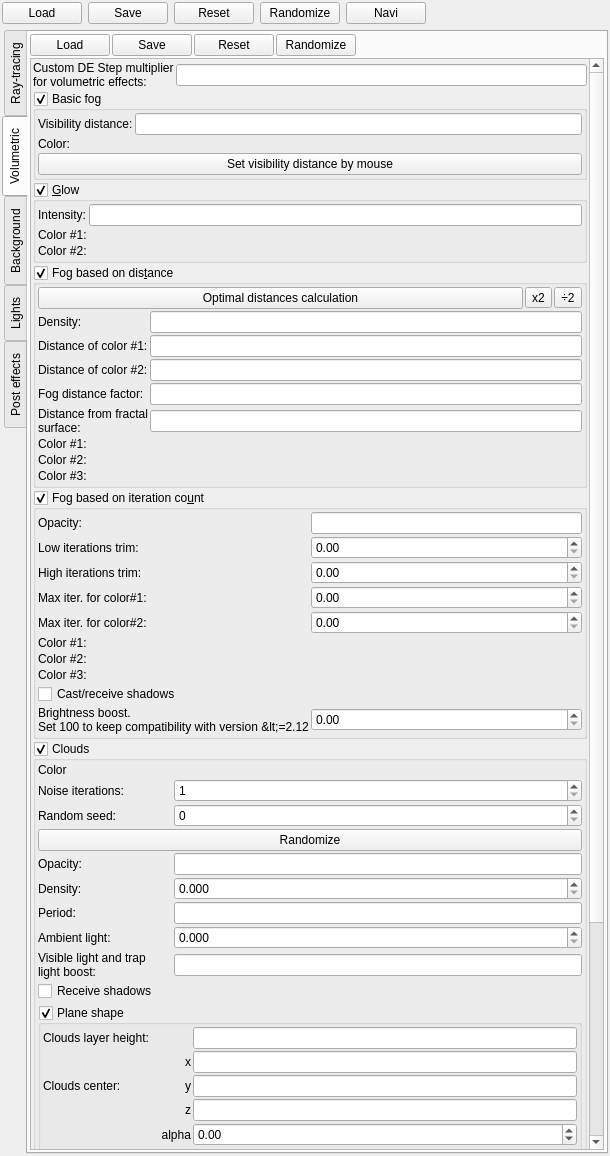
buddhi1980/mandelbulber2, file mandelbulber2/qt/dock_effects.ui: the form before one commit.
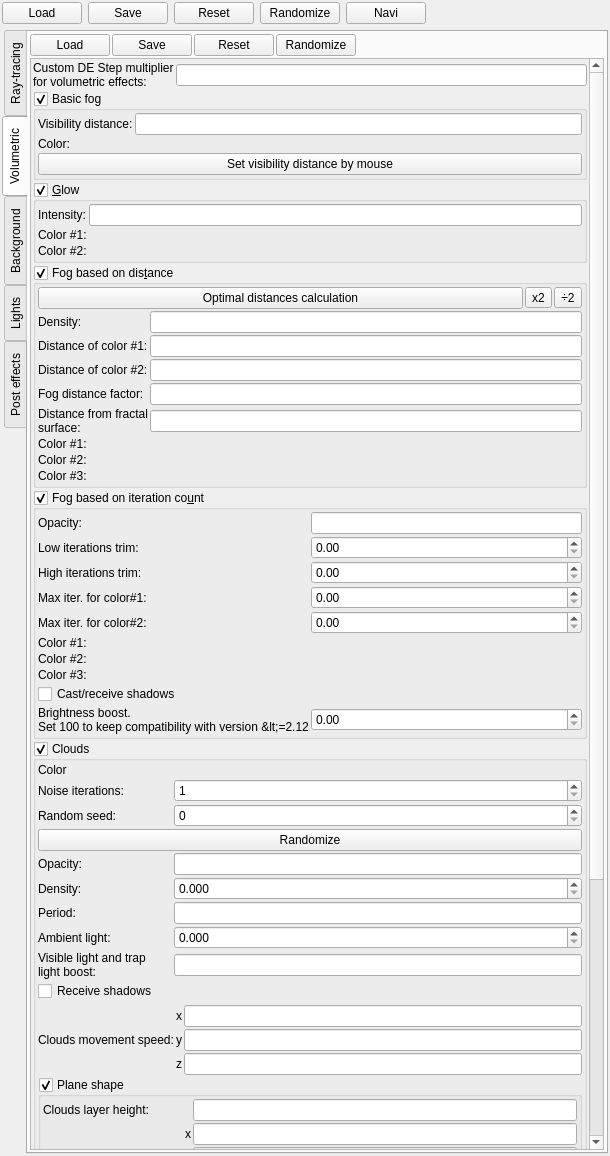
The form after the commit. The open tabs and pages were chosen to show the change. Icons and pictures are not drawn. Custom widgets are drawn as their Qt base class.

Commit message: Added cloud speed animation parameter and envolving of clouds shape in animation

What changed in the file:
```diff
--- a/mandelbulber2/qt/dock_effects.ui
+++ b/mandelbulber2/qt/dock_effects.ui
@@ -1257,8 +1257,8 @@
            <rect>
             <x>0</x>
             <y>0</y>
-            <width>267</width>
-            <height>1427</height>
+            <width>553</width>
+            <height>1486</height>
            </rect>
           </property>
           <layout class="QVBoxLayout" name="verticalLayout_35">
@@ -2171,6 +2171,59 @@
                 </item>
                </layout>
               </item>
+              <item>
+               <layout class="QGridLayout" name="gridLayout_6">
+                <property name="spacing">
+                 <number>2</number>
+                </property>
+                <item row="1" column="3">
+                 <widget class="MyLineEdit" name="vect3_clouds_speed_y"/>
+                </item>
+                <item row="1" column="2">
+                 <widget class="QLabel" name="label_140">
+                  <property name="text">
+                   <string>y</string>
+                  </property>
+                  <property name="alignment">
+                   <set>Qt::AlignRight|Qt::AlignTrailing|Qt::AlignVCenter</set>
+                  </property>
+                 </widget>
+                </item>
+                <item row="2" column="2">
+                 <widget class="QLabel" name="label_141">
+                  <property name="text">
+                   <string>z</string>
+                  </property>
+                  <property name="alignment">
+                   <set>Qt::AlignRight|Qt::AlignTrailing|Qt::AlignVCenter</set>
+                  </property>
+                 </widget>
+                </item>
+                <item row="0" column="3">
+                 <widget class="MyLineEdit" name="vect3_clouds_speed_x"/>
+                </item>
+                <item row="0" column="2">
+                 <widget class="QLabel" name="label_135">
+                  <property name="text">
+                   <string>x</string>
+                  </property>
+                  <property name="alignment">
+                   <set>Qt::AlignRight|Qt::AlignTrailing|Qt::AlignVCenter</set>
+                  </property>
+                 </widget>
+                </item>
+                <item row="2" column="3">
+                 <widget class="MyLineEdit" name="vect3_clouds_speed_z"/>
+                </item>
+                <item row="1" column="1">
+                 <widget class="QLabel" name="label_133">
+                  <property name="text">
+                   <string>Clouds movement speed:</string>
+                  </property>
+                 </widget>
+                </item>
+               </layout>
+              </item>
               <item>
                <widget class="MyGroupBox" name="groupCheck_clouds_plane_shape">
                 <property name="title">
```
Left out of the diff: 130 changed lines with no effect on the pictures. The commit also changes 9 other files.
